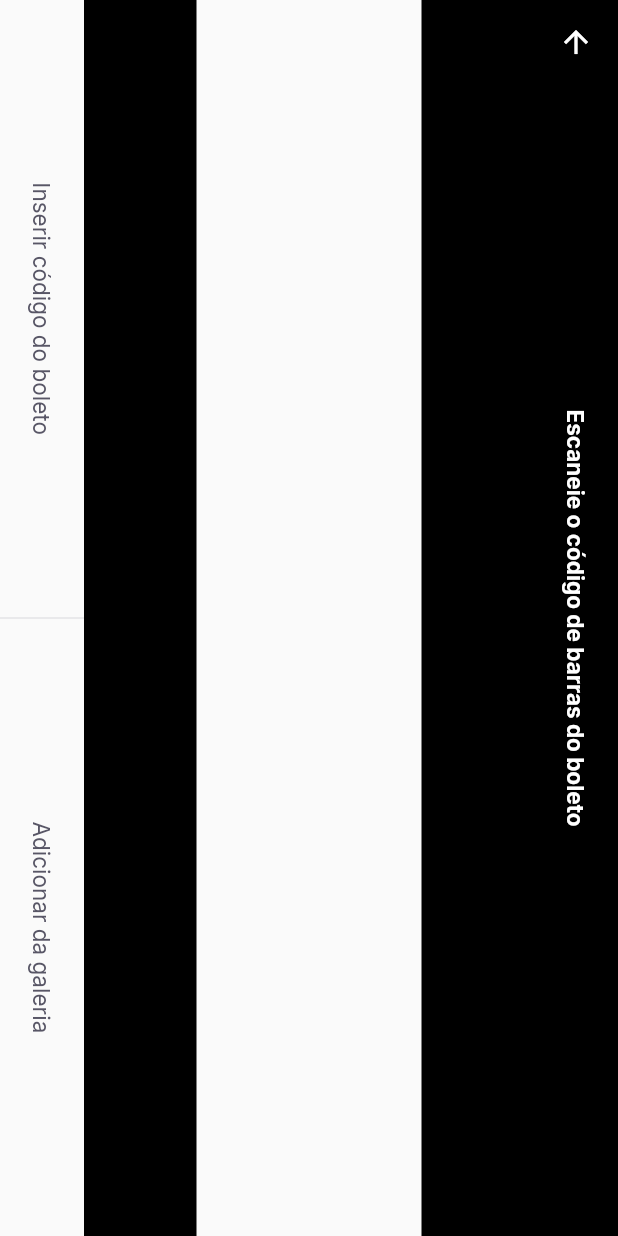
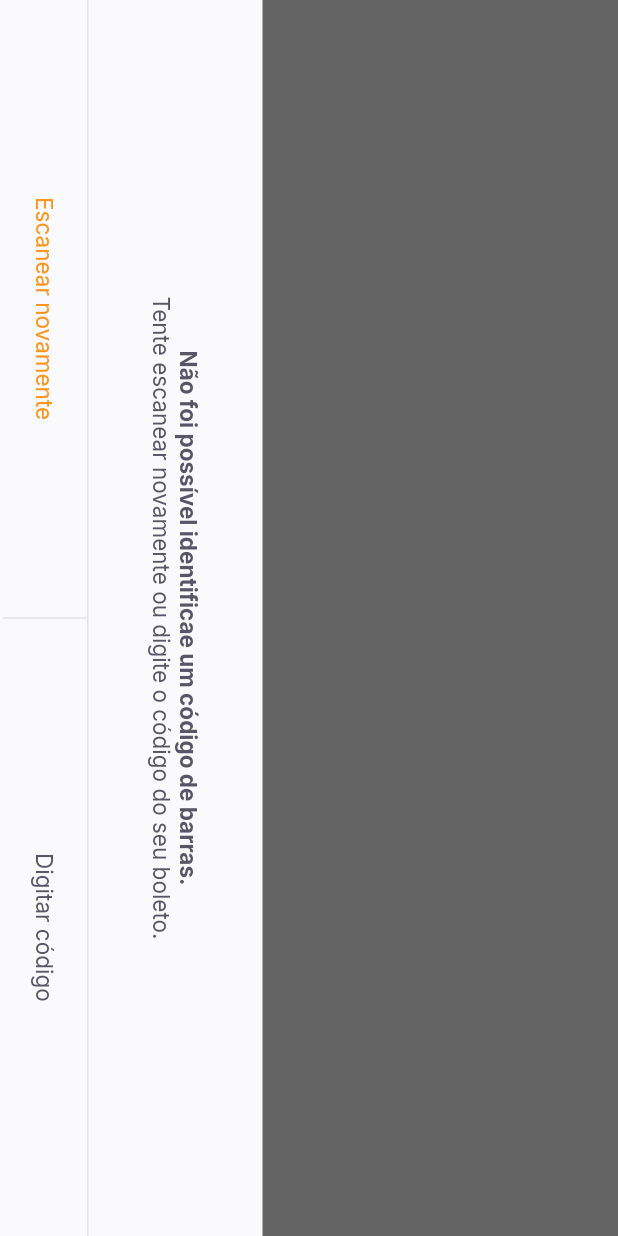
Before and after one commit to raangelbeatriz/pay_flow, a Flutter app: the BarCodeScannerPage screen opened by its route, on a phone screen of 412 x 824 dp. Run offline on Flutter 3.47's test engine with Material 2 defaults, Android fonts, the phone set to English and light mode, and no system bars; our stand-ins replace firebase_core, google_fonts, google_sign_in, shared_preferences; missing offline and left inert: google_ml_kit; accounts and stored records are empty.

Commit message:
add barcode

```diff
--- a/lib/shared/themes/app_widget.dart
+++ b/lib/app_widget.dart
@@ -1,4 +1,5 @@
 import 'package:flutter/material.dart';
+import 'package:flutter/services.dart';
 import 'package:google_ml_kit/google_ml_kit.dart';
 import 'package:pay_flow/modules/barcode_scanner/barcode_scanner_page.dart';
 import 'package:pay_flow/modules/home/home_page.dart';
@@ -7,7 +8,12 @@ import 'package:pay_flow/modules/splash/splash_page.dart';
 import 'package:pay_flow/shared/themes/app_colors.dart';
 
 class AppWidget extends StatelessWidget {
-  const AppWidget({Key? key}) : super(key: key);
+  AppWidget() {
+    SystemChrome.setPreferredOrientations([
+      DeviceOrientation.portraitDown,
+      DeviceOrientation.portraitUp,
+    ]);
+  }
 
   @override
   Widget build(BuildContext context) {
--- a/lib/main.dart
+++ b/lib/main.dart
@@ -1,6 +1,6 @@
 import 'package:flutter/material.dart';
 import 'package:firebase_core/firebase_core.dart';
-import 'package:pay_flow/shared/themes/app_widget.dart';
+import 'package:pay_flow/app_widget.dart';
 
 void main() {
   runApp(AppFirebase());
--- a/lib/modules/barcode_scanner/barcode_scanner_page.dart
+++ b/lib/modules/barcode_scanner/barcode_scanner_page.dart
@@ -1,6 +1,7 @@
 import 'package:flutter/material.dart';
 import 'package:pay_flow/shared/themes/app_colors.dart';
 import 'package:pay_flow/shared/themes/app_text_style.dart';
+import 'package:pay_flow/shared/widgets/bottom_sheet/bottom_sheet_widget.dart';
 import 'package:pay_flow/shared/widgets/set_label_buttons/set_label_buttons.dart';
 
 class BarCodeScannerPage extends StatefulWidget {
@@ -13,6 +14,16 @@ class BarCodeScannerPage extends StatefulWidget {
 class _BarCodeScannerPageState extends State<BarCodeScannerPage> {
   @override
   Widget build(BuildContext context) {
+    return Material(
+      child: BottomSheetWidget(
+        title: "Não foi possível identificae um código de barras.",
+        subtitle: "Tente escanear novamente ou digite o código do seu boleto.",
+        primaryLabel: "Escanear novamente",
+        primaryOnPressed: () {},
+        secondaryLabel: "Digitar código",
+        secondaryOnPressed: () {},
+      ),
+    );
     return SafeArea(
       top: true,
       bottom: true,
--- /dev/null
+++ b/lib/shared/widgets/bottom_sheet/bottom_sheet_widget.dart
@@ -0,0 +1,74 @@
+import 'package:flutter/material.dart';
+import 'package:pay_flow/shared/themes/app_colors.dart';
+import 'package:pay_flow/shared/themes/app_text_style.dart';
+import 'package:pay_flow/shared/widgets/set_label_buttons/set_label_buttons.dart';
+
+class BottomSheetWidget extends StatelessWidget {
+  final String primaryLabel;
+  final VoidCallback primaryOnPressed;
+  final String secondaryLabel;
+  final VoidCallback secondaryOnPressed;
+  final String title;
+  final String subtitle;
+  const BottomSheetWidget(
+      {Key? key,
+      required this.primaryLabel,
+      required this.primaryOnPressed,
+      required this.secondaryLabel,
+      required this.secondaryOnPressed,
+      required this.title,
+      required this.subtitle})
+      : super(key: key);
+
+  @override
+  Widget build(BuildContext context) {
+    return SafeArea(
+      child: RotatedBox(
+        quarterTurns: 1,
+        child: Container(
+          color: AppColors.shape,
+          child: Column(
+            children: [
+              Expanded(
+                  child: Container(
+                color: Colors.black.withOpacity(0.6),
+              )),
+              Column(
+                children: [
+                  Padding(
+                    padding: const EdgeInsets.all(40),
+                    child: Text.rich(
+                      TextSpan(
+                        text: title,
+                        style: TextStyles.buttonBoldHeading,
+                        children: [
+                          TextSpan(
+                            text: "\n$subtitle",
+                            style: TextStyles.buttonHeading,
+                          )
+                        ],
+                      ),
+                      textAlign: TextAlign.center,
+                    ),
+                  ),
+                  Container(
+                    height: 1,
+                    color: AppColors.stroke,
+                  ),
+                  SetLabelButtons(
+                    primaryLabel: primaryLabel,
+                    primaryOnPressed: primaryOnPressed,
+                    secondaryLabel: secondaryLabel,
+                    secondaryOnPressed: secondaryOnPressed,
+                    enablePrimaryColor: true,
+                  ),
+                  SizedBox(height: 2),
+                ],
+              ),
+            ],
+          ),
+        ),
+      ),
+    );
+  }
+}
--- a/lib/shared/widgets/label_button/label_button.dart
+++ b/lib/shared/widgets/label_button/label_button.dart
@@ -4,7 +4,9 @@ import 'package:pay_flow/shared/themes/app_text_style.dart';
 class LabelButton extends StatelessWidget {
   final String label;
   final VoidCallback onPressed;
-  const LabelButton({Key? key, required this.label, required this.onPressed})
+  final TextStyle? style;
+  const LabelButton(
+      {Key? key, required this.label, required this.onPressed, this.style})
       : super(key: key);
 
   @override
@@ -15,7 +17,7 @@ class LabelButton extends StatelessWidget {
         onPressed: onPressed,
         child: Text(
           label,
-          style: TextStyles.buttonHeading,
+          style: style ?? TextStyles.buttonHeading,
         ),
       ),
     );
--- a/lib/shared/widgets/set_label_buttons/set_label_buttons.dart
+++ b/lib/shared/widgets/set_label_buttons/set_label_buttons.dart
@@ -1,4 +1,5 @@
 import 'package:flutter/material.dart';
+import 'package:pay_flow/shared/themes/app_text_style.dart';
 import 'package:pay_flow/shared/widgets/divider_vertical/divider_vertical.dart';
 import 'package:pay_flow/shared/widgets/label_button/label_button.dart';
 
@@ -7,12 +8,14 @@ class SetLabelButtons extends StatelessWidget {
   final VoidCallback primaryOnPressed;
   final String secondaryLabel;
   final VoidCallback secondaryOnPressed;
+  final bool enablePrimaryColor;
   const SetLabelButtons({
     Key? key,
     required this.primaryLabel,
     required this.primaryOnPressed,
     required this.secondaryLabel,
     required this.secondaryOnPressed,
+    this.enablePrimaryColor = false,
   }) : super(key: key);
 
   @override
@@ -23,8 +26,11 @@ class SetLabelButtons extends StatelessWidget {
         //mainAxisAlignment: MainAxisAlignment.spaceEvenly,
         children: [
           Expanded(
-            child:
-                LabelButton(label: primaryLabel, onPressed: primaryOnPressed),
+            child: LabelButton(
+              label: primaryLabel,
+              onPressed: primaryOnPressed,
+              style: enablePrimaryColor ? TextStyles.buttonPrimary : null,
+            ),
           ),
           DividerVertical(),
           Expanded(
```
